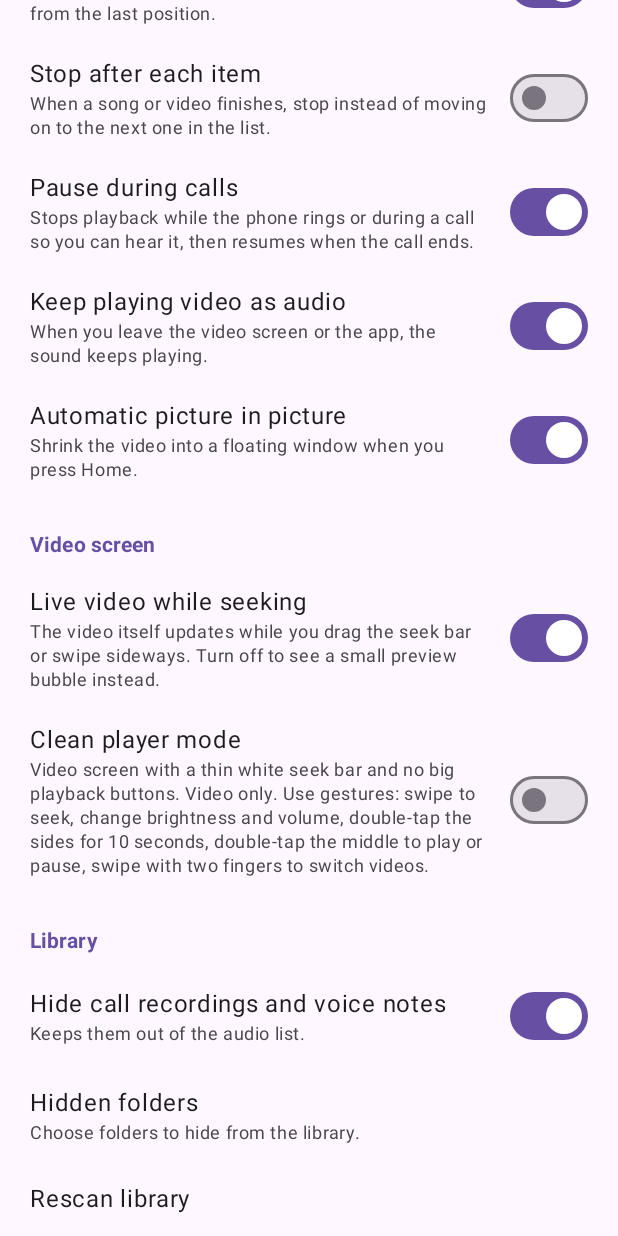
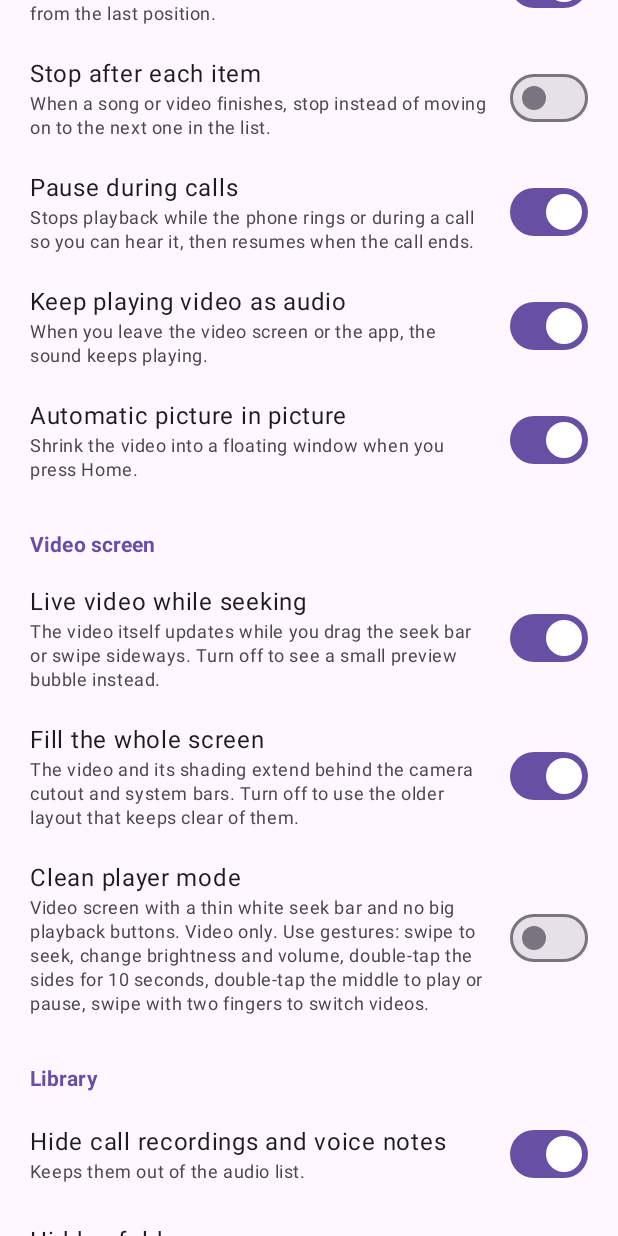
Before and after one commit to Khereba1/QuickPlayer, an Android app built with Jetpack Compose: the composable SettingsScreen shown on its own in the app's theme, scrolled down 576 dp, on a phone screen of 412 x 824 dp. Run offline under Robolectric (Android 15) with nearby library versions, the phone set to English and light mode, and no system bars; 8 statements that could not run were skipped.

Commit message:
v3.5 full-width shading + edge setting

```diff
--- a/app/build.gradle.kts
+++ b/app/build.gradle.kts
@@ -13,8 +13,8 @@ android {
         applicationId = "com.khereba1.quickplayer"
         minSdk = 29
         targetSdk = 34
-        versionCode = 19
-        versionName = "3.4"
+        versionCode = 20
+        versionName = "3.5"
     }
 
     // توقيع ثابت: لو متغيرات البيئة موجودة (من GitHub Secrets) بنوقّع بالمفتاح الثابت،
--- a/app/src/main/java/com/myplayer/app/Core.kt
+++ b/app/src/main/java/com/myplayer/app/Core.kt
@@ -186,6 +186,14 @@ class AppSettings(private val prefs: SharedPreferences) {
         private set
     var liveSeek by mutableStateOf(prefs.getBoolean("live_seek", true))
         private set
+    var edgeVideo by mutableStateOf(prefs.getBoolean("edge_video", true))
+        private set
+
+    fun updateEdgeVideo(v: Boolean) {
+        edgeVideo = v
+        prefs.edit().putBoolean("edge_video", v).apply()
+    }
+
     var stopAtEnd by mutableStateOf(prefs.getBoolean("stop_at_end", false))
         private set
 
--- a/app/src/main/java/com/myplayer/app/SettingsScreen.kt
+++ b/app/src/main/java/com/myplayer/app/SettingsScreen.kt
@@ -153,6 +153,7 @@ fun SettingsScreen(vm: PlayerViewModel, onLanguageChanged: () -> Unit) {
         // ---- شاشة الفيديو ----
         SectionTitle(stringResource(R.string.settings_video_screen))
         SwitchRow(stringResource(R.string.live_seek_title), stringResource(R.string.live_seek_desc), s.liveSeek) { s.updateLiveSeek(it) }
+        SwitchRow(stringResource(R.string.edge_video_title), stringResource(R.string.edge_video_desc), s.edgeVideo) { s.updateEdgeVideo(it) }
         SwitchRow(stringResource(R.string.clean_player_title), stringResource(R.string.clean_player_desc), s.cleanPlayer) { s.updateCleanPlayer(it) }
 
         // ---- المكتبة ----
--- a/app/src/main/res/values/strings.xml
+++ b/app/src/main/res/values/strings.xml
@@ -140,6 +140,8 @@
     <string name="stop_end_desc">When a song or video finishes, stop instead of moving on to the next one in the list.</string>
     <string name="stop_end_on">Will stop when this one ends</string>
     <string name="stop_end_off">Will continue to the next item</string>
+    <string name="edge_video_title">Fill the whole screen</string>
+    <string name="edge_video_desc">The video and its shading extend behind the camera cutout and system bars. Turn off to use the older layout that keeps clear of them.</string>
     <string name="pause_call_title">Pause during calls</string>
     <string name="pause_call_desc">Stops playback while the phone rings or during a call so you can hear it, then resumes when the call ends.</string>
     <string name="live_seek_title">Live video while seeking</string>
```
Also changed, not shown: app/src/main/java/com/myplayer/app/VideoPlayerScreen.kt (+6 -3 lines), 1 other file.
